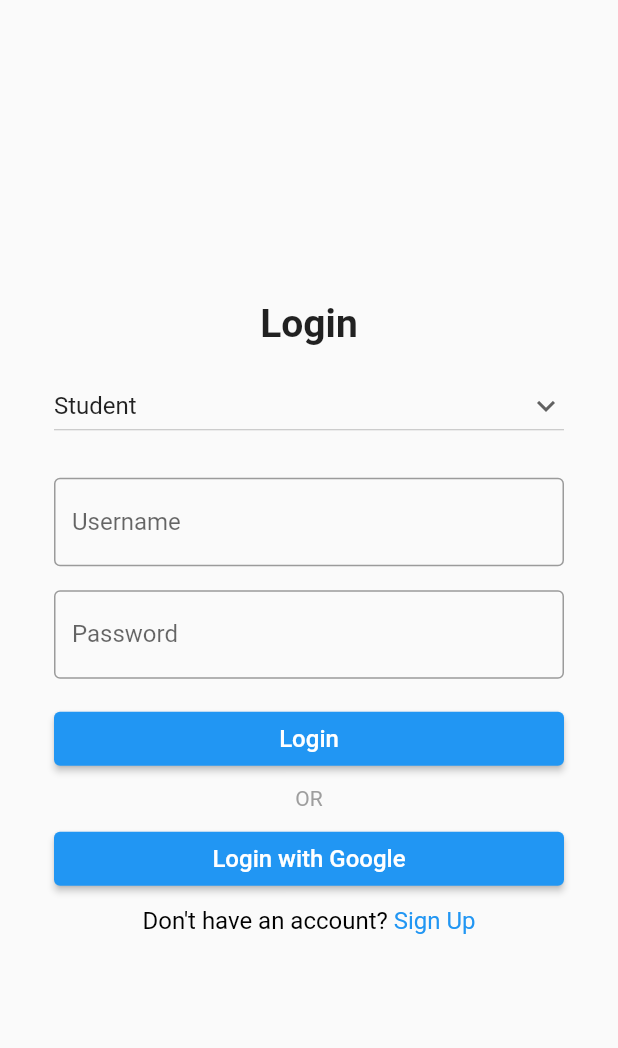
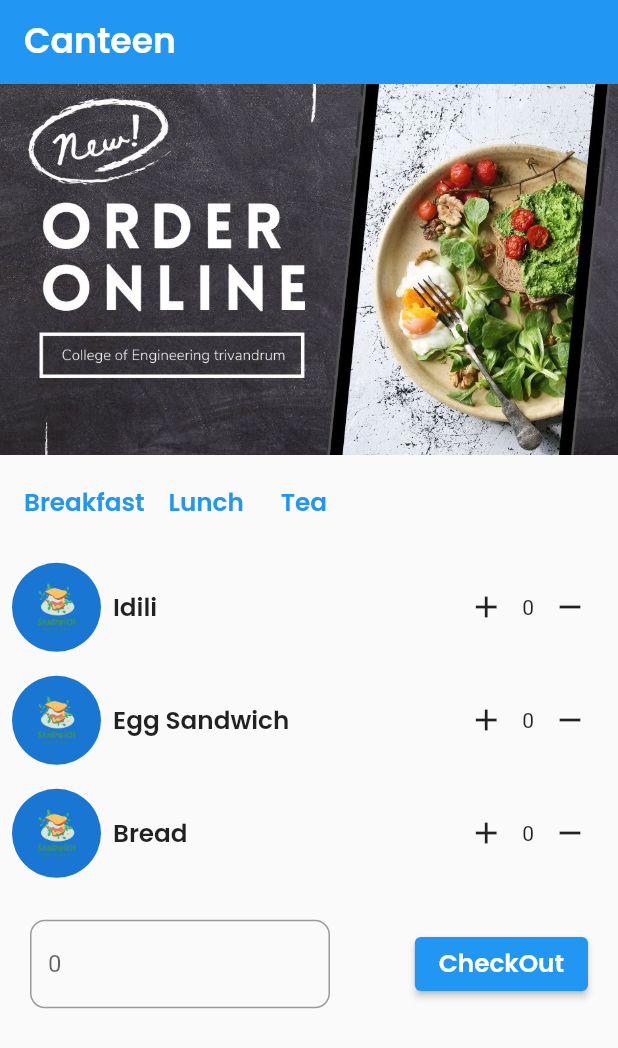
Before and after one commit to nirans2002/hack.app, a Flutter app: the screen it shows after launch, on a phone screen of 412 x 824 dp. Shown: the top 1048 px of the screen. Run offline on Flutter 3.47's test engine with Material 2 defaults, Android fonts, the phone set to English and light mode, and no system bars; our stand-ins replace flutter_svg, google_fonts.

Commit message:
"Added Canteen Screen"

```diff
--- /dev/null
+++ b/lib/components/canteen_view.dart
@@ -0,0 +1,80 @@
+import 'package:flutter/material.dart';
+import 'package:google_fonts/google_fonts.dart';
+import 'package:hack/providers/canteen_provider.dart';
+import 'package:provider/provider.dart';
+
+class CanteenCard extends StatefulWidget {
+  final String name;
+  final String imageUrl;
+  CanteenCard({
+    required this.name,
+    required this.imageUrl,
+  });
+
+  @override
+  State<CanteenCard> createState() => _CanteenCardState();
+}
+
+class _CanteenCardState extends State<CanteenCard> {
+  int quantity = 0;
+
+  @override
+  Widget build(BuildContext context) {
+    final Size size = MediaQuery.of(context).size;
+    final data = Provider.of<CanteenProvider>(context, listen: false);
+
+    final TextStyle titleStyle = GoogleFonts.poppins(
+      fontSize: size.width * 0.04,
+      fontWeight: FontWeight.w600,
+    );
+    return Container(
+      width: size.width,
+      child: Row(
+        mainAxisAlignment: MainAxisAlignment.spaceBetween,
+        children: [
+          Row(
+            children: [
+              Padding(
+                padding: const EdgeInsets.all(8.0),
+                child: CircleAvatar(
+                  backgroundImage: AssetImage(widget.imageUrl),
+                  radius: size.width * 0.072,
+                ),
+              ),
+              Text(widget.name, style: titleStyle),
+            ],
+          ),
+          Row(
+            mainAxisAlignment: MainAxisAlignment.spaceBetween,
+            children: [
+              Padding(
+                padding: const EdgeInsets.all(8.0),
+                child: Row(children: [
+                  IconButton(
+                    icon: Icon(Icons.add),
+                    onPressed: () {
+                      setState(() {
+                        quantity++;
+                        data.updateQuantity(widget.name, quantity);
+                      });
+                    },
+                  ),
+                  Text('$quantity'),
+                  IconButton(
+                    icon: Icon(Icons.remove),
+                    onPressed: () {
+                      setState(() {
+                        quantity--;
+                        data.updateQuantity(widget.name, quantity);
+                      });
+                    },
+                  ),
+                ]),
+              )
+            ],
+          ),
+        ],
+      ),
+    );
+  }
+}
--- a/lib/main.dart
+++ b/lib/main.dart
@@ -1,6 +1,9 @@
 import 'package:flutter/material.dart';
+import 'package:hack/providers/canteen_provider.dart';
+import 'package:hack/screens/canteen.dart';
 import 'package:hack/screens/login_screen.dart';
 import 'package:hack/screens/signup_screen.dart';
+import 'package:provider/provider.dart';
 
 void main() {
   runApp(const MyApp());
@@ -11,7 +14,11 @@ class MyApp extends StatelessWidget {
 
   @override
   Widget build(BuildContext context) {
-    return MaterialApp(
+    return MultiProvider(
+      providers: [
+        ChangeNotifierProvider(create: (context) => CanteenProvider()),
+      ],
+      child: MaterialApp(
         title: 'Flutter Demo',
         routes: {
           '/login': (context) => const LoginScreen(),
@@ -20,7 +27,8 @@ class MyApp extends StatelessWidget {
         theme: ThemeData(
           primarySwatch: Colors.blue,
         ),
-      home: const LoginScreen(),
+        home: CanteenScreen(),
+      ),
     );
   }
 }
--- /dev/null
+++ b/lib/models/food.dart
@@ -0,0 +1,19 @@
+class FoodModel {
+  final int price;
+  final String name;
+  final String imageUrl;
+  final String description;
+  final String category;
+  final String id;
+  final String time;
+
+  FoodModel({
+    required this.price,
+    required this.name,
+    required this.imageUrl,
+    required this.description,
+    required this.category,
+    required this.id,
+    required this.time,
+  });
+}
--- /dev/null
+++ b/lib/providers/canteen_provider.dart
@@ -0,0 +1,109 @@
+import 'package:flutter/material.dart';
+import 'package:hack/models/food.dart';
+
+class CanteenProvider with ChangeNotifier {
+  String time = 'breakfast';
+  String category = 'veg';
+  int quantity = 1;
+  Map<String, int> cartItems = {};
+  List<FoodModel> foodList = [
+    FoodModel(
+        id: '1',
+        name: 'Idili',
+        price: 20,
+        imageUrl: 'assets/images/bread.png',
+        category: 'veg',
+        description: 'Lorem epson',
+        time: 'breakfast'),
+    FoodModel(
+      id: '2',
+      name: 'Egg Sandwich',
+      price: 20,
+      imageUrl: 'assets/images/bread.png',
+      category: 'non-veg',
+      description: 'Lorem epson',
+      time: 'breakfast',
+    ),
+    FoodModel(
+      id: '3',
+      name: 'Bread',
+      price: 20,
+      imageUrl: 'assets/images/bread.png',
+      category: 'veg',
+      description: 'Lorem epson',
+      time: 'breakfast',
+    ),
+    FoodModel(
+      id: '4',
+      name: 'Veg Meals',
+      price: 20,
+      imageUrl: 'assets/images/bread.png',
+      category: 'veg',
+      description: 'Lorem epson',
+      time: 'lunch',
+    ),
+    FoodModel(
+      id: '5',
+      name: 'Non Veg Meals',
+      price: 20,
+      imageUrl: 'assets/images/bread.png',
+      category: 'non-veg',
+      description: 'Lorem epson',
+      time: 'lunch',
+    ),
+    FoodModel(
+      id: '7',
+      name: 'Coffee',
+      price: 20,
+      imageUrl: 'assets/images/bread.png',
+      category: 'veg',
+      description: 'Lorem epson',
+      time: 'tea',
+    ),
+    FoodModel(
+      id: '8',
+      name: 'tea',
+      price: 20,
+      imageUrl: 'assets/images/bread.png',
+      category: 'veg',
+      description: 'Lorem epson',
+      time: 'tea',
+    ),
+    FoodModel(
+      id: '9',
+      name: 'Sweet Bun',
+      price: 20,
+      imageUrl: 'assets/images/bread.png',
+      category: 'veg',
+      description: 'Lorem epson',
+      time: 'tea',
+    ),
+  ];
+
+  List<FoodModel> getFoodList(category, time) {
+    return foodList
+        .where(
+            (element) => element.category == category && element.time == time)
+        .toList();
+  }
+
+  int getTotalPrice() {
+    int total = 0;
+    cartItems.forEach((key, value) {
+      total +=
+          value * foodList.firstWhere((element) => element.name == key).price;
+    });
+    return total;
+  }
+
+  void updateQuantity(String id, int quantity) {
+    cartItems[id] = quantity;
+
+    notifyListeners();
+  }
+
+  void notifyTime(String t) {
+    time = t;
+    notifyListeners();
+  }
+}
--- /dev/null
+++ b/lib/screens/canteen.dart
@@ -0,0 +1,154 @@
+import 'package:flutter/material.dart';
+import 'package:flutter_svg/svg.dart';
+import 'package:google_fonts/google_fonts.dart';
+import 'package:hack/components/canteen_view.dart';
+import 'package:hack/models/food.dart';
+import 'package:hack/providers/canteen_provider.dart';
+import 'package:provider/provider.dart';
+
+class CanteenScreen extends StatelessWidget {
+  CanteenScreen({Key? key}) : super(key: key);
+
+  // final List items = [
+  //   'Veg',
+  //   'Non-Veg',
+  // ];
+
+  @override
+  Widget build(BuildContext context) {
+    final Size size = MediaQuery.of(context).size;
+    final TextStyle titleStyle = GoogleFonts.poppins(
+      fontSize: size.width * 0.04,
+      fontWeight: FontWeight.w600,
+    );
+    final data = Provider.of<CanteenProvider>(context, listen: false);
+
+    return Scaffold(
+      appBar: AppBar(
+        title: Text(
+          "Canteen",
+          style: GoogleFonts.poppins(
+            fontSize: size.width * 0.056,
+            fontWeight: FontWeight.w600,
+          ),
+        ),
+        elevation: 0,
+        actions: [],
+      ),
+      body: SingleChildScrollView(
+        child: Column(
+          children: [
+            Container(
+              width: size.width,
+              height: size.height * 0.3,
+              decoration: const BoxDecoration(
+                image: DecorationImage(
+                  image: AssetImage('assets/images/online_store.jpg'),
+                  fit: BoxFit.cover,
+                ),
+              ),
+            ),
+            Padding(
+              padding: const EdgeInsets.all(8.0),
+              child: Row(
+                mainAxisAlignment: MainAxisAlignment.spaceBetween,
+                children: [
+                  Row(
+                    mainAxisAlignment: MainAxisAlignment.start,
+                    children: [
+                      TextButton(
+                        onPressed: () {
+                          data.notifyTime("breakfast");
+                        },
+                        child: Text("Breakfast", style: titleStyle),
+                      ),
+                      TextButton(
+                        onPressed: () {
+                          data.notifyTime("lunch");
+                        },
+                        child: Text(
+                          "Lunch",
+                          style: titleStyle,
+                        ),
+                      ),
+                      TextButton(
+                        onPressed: () {
+                          data.notifyTime("tea");
+                        },
+                        child: Text(
+                          "Tea",
+                          style: titleStyle,
+                        ),
+                      ),
+                    ],
+                  ),
+                  // Row(
+                  //   mainAxisAlignment: MainAxisAlignment.end,
+                  //   children: [
+                  //     DropdownButton(
+                  //         items: items
+                  //             .map((e) => DropdownMenuItem(
+                  //                   child: Text(e),
+                  //                   value: e,
+                  //                 ))
+                  //             .toList(),
+                  //         onChanged: (dynamic object) {
+                  //           debugPrint(object);
+                  //         }),
+                  //   ],
+                  // )
+                ],
+              ),
+            ),
+            Consumer<CanteenProvider>(builder: (ctx, data, child) {
+              return ListView.builder(
+                shrinkWrap: true,
+                physics: NeverScrollableScrollPhysics(),
+                itemBuilder: (ctx, i) {
+                  Iterable<FoodModel> foodListCat = data.foodList
+                      .where((element) => element.time == data.time);
+                  return CanteenCard(
+                    name: foodListCat.elementAt(i).name,
+                    imageUrl: foodListCat.elementAt(i).imageUrl,
+                  );
+                },
+                itemCount: data.foodList
+                    .where((element) => element.time == data.time)
+                    .length,
+              );
+            }),
+            Consumer<CanteenProvider>(builder: (context, data, child) {
+              return Padding(
+                padding: const EdgeInsets.all(20),
+                child: Row(
+                  mainAxisAlignment: MainAxisAlignment.spaceBetween,
+                  children: [
+                    Container(
+                      width: 200,
+                      child: TextField(
+                        readOnly: true,
+                        decoration: InputDecoration(
+                          border: OutlineInputBorder(
+                            borderRadius: BorderRadius.circular(10),
+                          ),
+                          hintText: '${data.getTotalPrice()}',
+                        ),
+                      ),
+                    ),
+                    ElevatedButton(
+                      onPressed: () {},
+                      child: Text(
+                        "CheckOut",
+                        style: titleStyle,
+                      ),
+                    )
+                  ],
+                ),
+              );
+            })
+          ],
+        ),
+      ),
+    );
+  }
+}
```
Also changed, not shown: pubspec.yaml (+6 -3 lines), assets/images/bread.png (added), assets/images/online_store.jpg (added), pubspec.lock, 2 other files. Lines whose indentation alone changed are shown as unchanged.
